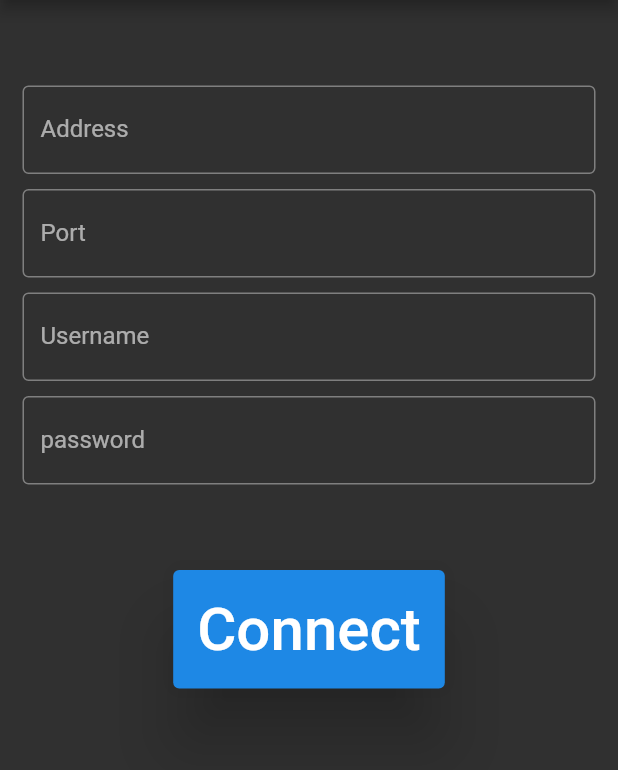
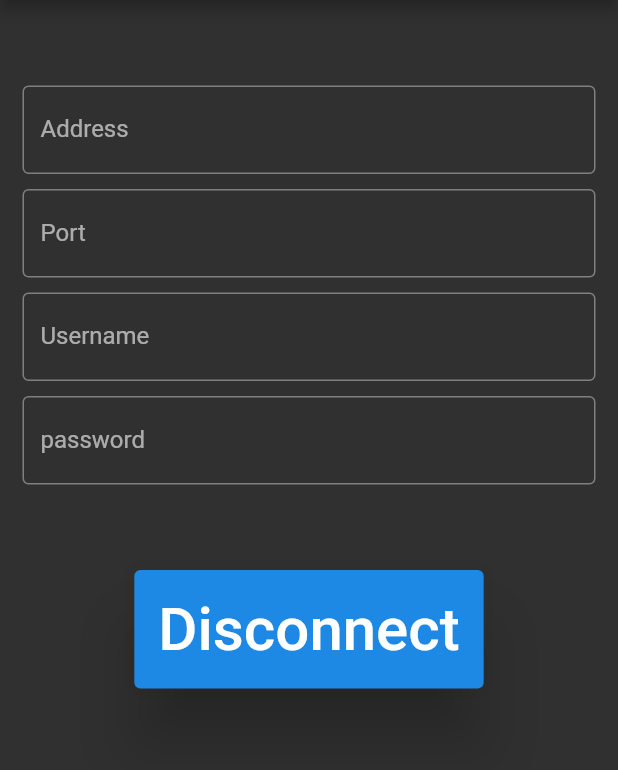
Before and after one commit to Siavash01/sshmagic, a Flutter app: the screen it shows after launch, after a tap on "Connect", on a phone screen of 412 x 824 dp, the part 84-854 px from its top. Run offline on Flutter 3.47's test engine with Material 2 defaults, Android fonts, the light colour scheme and no system bars; missing offline and left inert: dart:ffi.

Commit message:
connect button text changes to disconnect when pressed and vise versa

```diff
--- a/lib/main.dart
+++ b/lib/main.dart
@@ -59,6 +59,7 @@
 
 class _SMagicState extends State<SMagic> {
   String connectButtonText = 'Connect';
+  bool isConnected = false;
 
   // text controllers to read input from TextFields
   final TextEditingController addressController = TextEditingController();
@@ -69,16 +70,31 @@
   // variables to save the input information
   late String addr, port, username, pass;
 
+  void connectButtonAction() {
+    if (!isConnected) {
+      // read input on button click
+      addr = addressController.text;
+      port = portController.text;
+      username = usernameController.text;
+      pass = passwordController.text;
+      // TODO user should connect to remote server via tunnel
+      setState(() {
+        connectButtonText = 'Disconnect';
+      });
+      isConnected = true;
+    } else {
+      setState(() {
+        // TODO user should disconnect from remote server
+        connectButtonText = 'Connect';
+        isConnected = false;
+      });
+    }
+  }
+
   ElevatedButton connectButton() {
     return ElevatedButton(
       onPressed: () {
-        // read input on button click
-        addr = addressController.text;
-        port = portController.text;
-        username = usernameController.text;
-        pass = passwordController.text;
-        // TODO user should connect to remote server via tunnel when this button is clicked
-        ;
+        connectButtonAction();
       },
       style: ElevatedButton.styleFrom(
         padding: EdgeInsets.all(16.0),
@@ -88,8 +104,8 @@
         shadowColor: Colors.black, // Shadow Color
       ),
       // connect to sshuttle when this button is clicked
-      child: const Text(
-        'Connect',
+      child: Text(
+        connectButtonText,
         style: TextStyle(fontSize: 40),
       ),
     );
```
